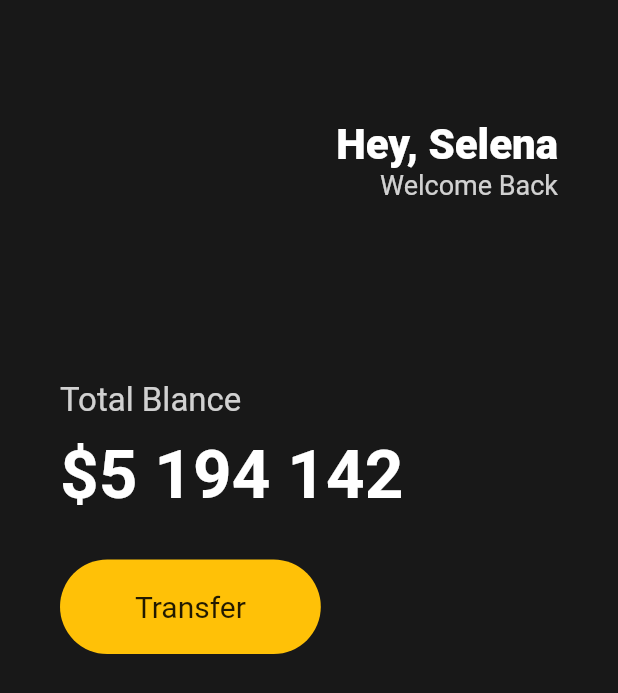
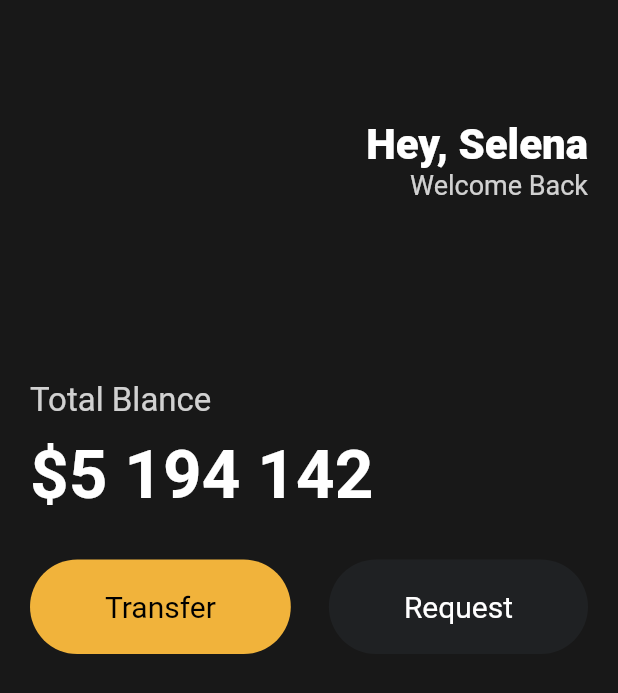
Before and after one commit to gretea5/learn-flutter, a Flutter app: the screen it shows after launch, on a phone screen of 412 x 824 dp. Shown: the top 693 px of the screen. Run offline on Flutter 3.47's test engine with Material 2 defaults, Android fonts, the light colour scheme and no system bars.

Commit message:
#3.5 Reusable Widgets

```diff
--- a/toonflix/lib/main.dart
+++ b/toonflix/lib/main.dart
@@ -1,4 +1,5 @@
 import 'package:flutter/material.dart';
+import 'package:toonflix/widgets/button.dart';
 
 void main() {
   runApp(const App());
@@ -9,20 +10,20 @@
 
   @override
   Widget build(BuildContext context) {
-    return MaterialApp(
+    return const MaterialApp(
       home: Scaffold(
-        backgroundColor: const Color(0xFF181818),
+        backgroundColor: Color(0xFF181818),
         body: Padding(
-          padding: const EdgeInsets.symmetric(
-            horizontal: 40,
+          padding: EdgeInsets.symmetric(
+            horizontal: 20,
           ),
           child: Column(
             crossAxisAlignment: CrossAxisAlignment.start,
             children: [
-              const SizedBox(
+              SizedBox(
                 height: 80,
               ),
-              const Row(
+              Row(
                 mainAxisAlignment: MainAxisAlignment.end,
                 children: [
                   Column(
@@ -47,22 +48,20 @@
                   )
                 ],
               ),
-              const SizedBox(
+              SizedBox(
                 height: 120,
               ),
-              Container(
-                child: const Text(
+              Text(
                 'Total Blance',
                 style: TextStyle(
                   fontSize: 22,
                   color: Color.fromRGBO(255, 255, 255, 0.8),
                 ),
               ),
-              ),
-              const SizedBox(
+              SizedBox(
                 height: 10,
               ),
-              const Text(
+              Text(
                 '\$5 194 142',
                 style: TextStyle(
                   color: Colors.white,
@@ -70,28 +69,22 @@
                   fontWeight: FontWeight.w600,
                 ),
               ),
-              const SizedBox(
+              SizedBox(
                 height: 30,
               ),
               Row(
+                mainAxisAlignment: MainAxisAlignment.spaceBetween,
                 children: [
-                  Container(
-                      decoration: BoxDecoration(
-                        color: Colors.amber,
-                        borderRadius: BorderRadius.circular(45),
+                  Button(
+                    text: 'Transfer',
+                    bgColor: Color(0xFFF1B33B),
+                    textColor: Colors.black,
                   ),
-                      child: const Padding(
-                        padding: EdgeInsets.symmetric(
-                          vertical: 20,
-                          horizontal: 50,
+                  Button(
+                    text: 'Request',
+                    bgColor: Color(0xFF1F2123),
+                    textColor: Colors.white,
                   ),
-                        child: Text(
-                          'Transfer',
-                          style: TextStyle(
-                            fontSize: 20,
-                          ),
-                        ),
-                      )),
                 ],
               ),
             ],
--- /dev/null
+++ b/toonflix/lib/widgets/button.dart
@@ -0,0 +1,37 @@
+import 'package:flutter/material.dart';
+
+class Button extends StatelessWidget {
+  final String text;
+  final Color bgColor;
+  final Color textColor;
+
+  const Button({
+    super.key,
+    required this.text,
+    required this.bgColor,
+    required this.textColor,
+  });
+
+  @override
+  Widget build(BuildContext context) {
+    return Container(
+      decoration: BoxDecoration(
+        color: bgColor,
+        borderRadius: BorderRadius.circular(45),
+      ),
+      child: Padding(
+        padding: const EdgeInsets.symmetric(
+          vertical: 20,
+          horizontal: 50,
+        ),
+        child: Text(
+          text,
+          style: TextStyle(
+            color: textColor,
+            fontSize: 20,
+          ),
+        ),
+      ),
+    );
+  }
+}
```
Lines whose indentation alone changed are shown as unchanged.
